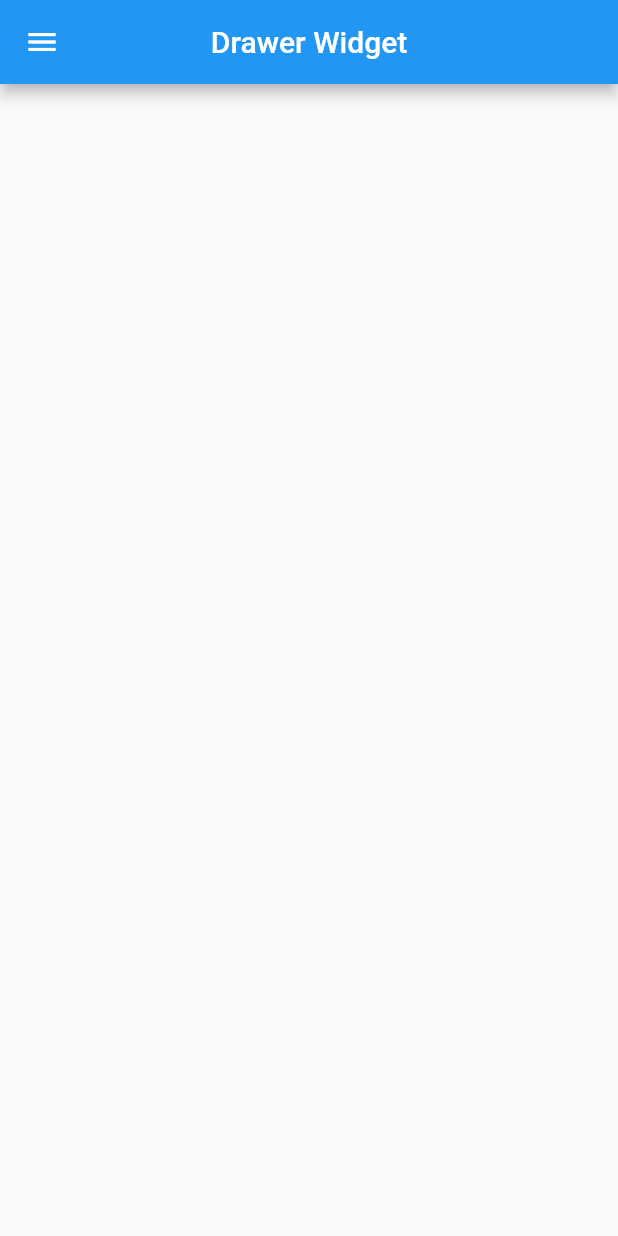
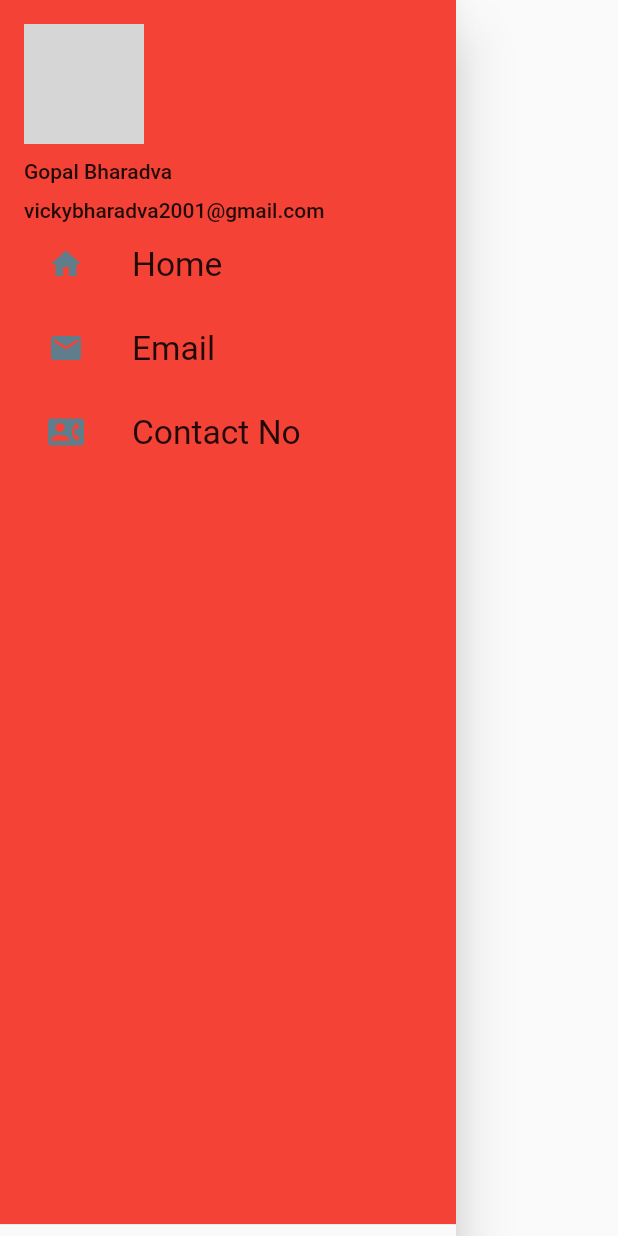
Before and after one commit to gopalbbharadva/newStart, a Flutter app: the DrawerWidget widget shown alone on an empty page, opened directly, on a phone screen of 412 x 824 dp. Run offline on Flutter 3.47's test engine with Material 2 defaults, Android fonts, the phone set to English and light mode, and no system bars; our stand-ins replace google_fonts; network calls fail; grey boxes are pictures that could not be loaded.

Commit message:
day 12 completed

```diff
--- a/lib/models/items.dart
+++ b/lib/models/items.dart
@@ -14,7 +14,9 @@ class Items {
     this.color,
     this.image,
   });
+}
 
+class Product {
   static final items = [
     Items(
       id: "1",
--- a/lib/sideDrawer.dart
+++ b/lib/sideDrawer.dart
@@ -1,17 +1,16 @@
 import 'package:flutter/material.dart';
 
 class DrawerWidget extends StatelessWidget {
-  String imageurl = "https://picsum.photos/250?image=9";
+  final String imageurl = "https://picsum.photos/250?image=9";
 
   @override
   Widget build(BuildContext context) {
-    return Scaffold(
-      drawer: Drawer(
+    return Drawer(
         child: Container(
           height: 20,
           child: DrawerHeader(
             decoration: BoxDecoration(
-              color: Colors.amber,
+              color: Colors.red,
             ),
             child: Column(
               crossAxisAlignment: CrossAxisAlignment.start,
@@ -61,11 +60,6 @@ class DrawerWidget extends StatelessWidget {
             ),
           ),
         ),
-      ),
-      appBar: AppBar(
-        title: Text("Drawer Widget"),
-        centerTitle: true,
-      ),
     );
   }
 }
```
Also changed, not shown: lib/ItemWidget.dart (added, +23 -0 lines), lib/subWidget.dart (+16 -3 lines).
